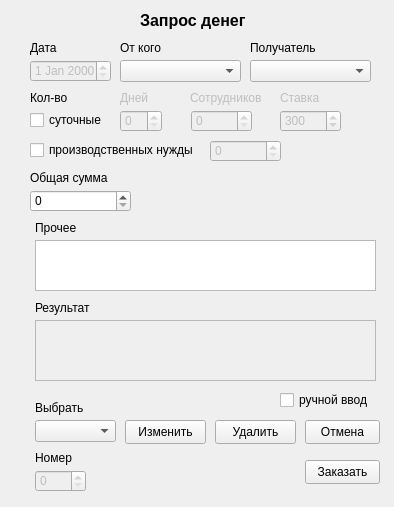
First picture: the form in my_helper/notebook/designer_ui/get_money_2.ui, repository SmolPO/vertical, before the edit.
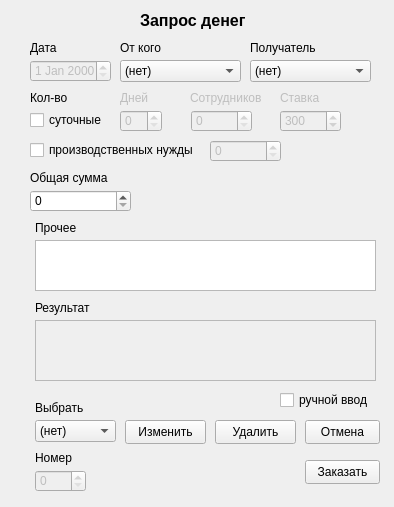
Second picture: the form after the edit.

The edit to the form file:
```diff
--- a/my_helper/notebook/designer_ui/get_money_2.ui
+++ b/my_helper/notebook/designer_ui/get_money_2.ui
@@ -77,6 +77,11 @@
      <height>22</height>
     </rect>
    </property>
+   <item>
+    <property name="text">
+     <string>(нет)</string>
+    </property>
+   </item>
   </widget>
   <widget class="QLabel" name="label_3">
    <property name="geometry">
@@ -297,6 +302,11 @@
      <height>22</height>
     </rect>
    </property>
+   <item>
+    <property name="text">
+     <string>(нет)</string>
+    </property>
+   </item>
   </widget>
   <widget class="QPushButton" name="b_change">
    <property name="geometry">
@@ -436,6 +446,11 @@
      <height>22</height>
     </rect>
    </property>
+   <item>
+    <property name="text">
+     <string>(нет)</string>
+    </property>
+   </item>
   </widget>
   <widget class="QLabel" name="label_13">
    <property name="geometry">
```
